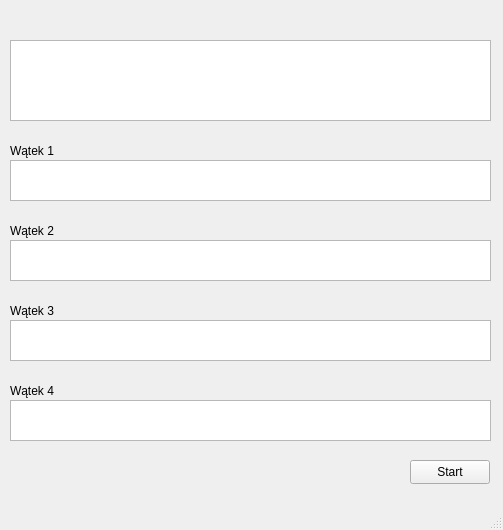
First picture: the form in mainwindow.ui, repository swiczka/projekt_so_2, before the edit.
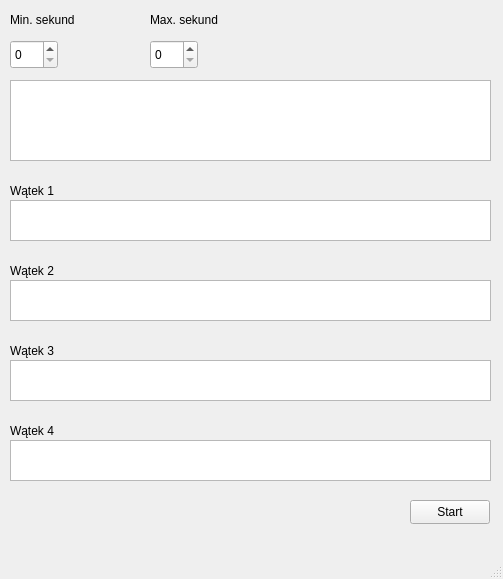
Second picture: the form after the edit.

Commit message:
Max i min czas i rozwiniecie ui
hej

```diff
--- a/mainwindow.ui
+++ b/mainwindow.ui
@@ -7,7 +7,7 @@
     <x>0</x>
     <y>0</y>
     <width>503</width>
-    <height>530</height>
+    <height>579</height>
    </rect>
   </property>
   <property name="windowTitle">
@@ -18,7 +18,7 @@
     <property name="geometry">
      <rect>
       <x>410</x>
-      <y>460</y>
+      <y>500</y>
       <width>80</width>
       <height>24</height>
      </rect>
@@ -31,7 +31,7 @@
     <property name="geometry">
      <rect>
       <x>10</x>
-      <y>140</y>
+      <y>180</y>
       <width>301</width>
       <height>151</height>
      </rect>
@@ -44,7 +44,7 @@
     <property name="geometry">
      <rect>
       <x>10</x>
-      <y>160</y>
+      <y>200</y>
       <width>481</width>
       <height>41</height>
      </rect>
@@ -70,7 +70,7 @@
     <property name="geometry">
      <rect>
       <x>10</x>
-      <y>240</y>
+      <y>280</y>
       <width>481</width>
       <height>41</height>
      </rect>
@@ -96,7 +96,7 @@
     <property name="geometry">
      <rect>
       <x>10</x>
-      <y>320</y>
+      <y>360</y>
       <width>481</width>
       <height>41</height>
      </rect>
@@ -122,7 +122,7 @@
     <property name="geometry">
      <rect>
       <x>10</x>
-      <y>400</y>
+      <y>440</y>
       <width>481</width>
       <height>41</height>
      </rect>
@@ -148,7 +148,7 @@
     <property name="geometry">
      <rect>
       <x>10</x>
-      <y>140</y>
+      <y>180</y>
       <width>81</width>
       <height>21</height>
      </rect>
@@ -161,7 +161,7 @@
     <property name="geometry">
      <rect>
       <x>10</x>
-      <y>220</y>
+      <y>260</y>
       <width>81</width>
       <height>21</height>
      </rect>
@@ -174,7 +174,7 @@
     <property name="geometry">
      <rect>
       <x>10</x>
-      <y>300</y>
+      <y>340</y>
       <width>81</width>
       <height>21</height>
      </rect>
@@ -187,7 +187,7 @@
     <property name="geometry">
      <rect>
       <x>10</x>
-      <y>380</y>
+      <y>420</y>
       <width>81</width>
       <height>21</height>
      </rect>
@@ -200,7 +200,7 @@
     <property name="geometry">
      <rect>
       <x>10</x>
-      <y>40</y>
+      <y>80</y>
       <width>481</width>
       <height>81</height>
      </rect>
@@ -222,6 +222,52 @@
      </property>
     </widget>
    </widget>
+   <widget class="QSpinBox" name="spinBox">
+    <property name="geometry">
+     <rect>
+      <x>10</x>
+      <y>40</y>
+      <width>48</width>
+      <height>29</height>
+     </rect>
+    </property>
+   </widget>
+   <widget class="QSpinBox" name="spinBox_2">
+    <property name="geometry">
+     <rect>
+      <x>150</x>
+      <y>40</y>
+      <width>48</width>
+      <height>29</height>
+     </rect>
+    </property>
+   </widget>
+   <widget class="QLabel" name="label_5">
+    <property name="geometry">
+     <rect>
+      <x>10</x>
+      <y>10</y>
+      <width>101</width>
+      <height>20</height>
+     </rect>
+    </property>
+    <property name="text">
+     <string>Min. sekund</string>
+    </property>
+   </widget>
+   <widget class="QLabel" name="label_6">
+    <property name="geometry">
+     <rect>
+      <x>150</x>
+      <y>10</y>
+      <width>101</width>
+      <height>20</height>
+     </rect>
+    </property>
+    <property name="text">
+     <string>Max. sekund</string>
+    </property>
+   </widget>
   </widget>
   <widget class="QMenuBar" name="menubar">
    <property name="geometry">
```
Left out of the diff: 2 changed lines with no effect on the pictures. The commit also changes 2 other files.
